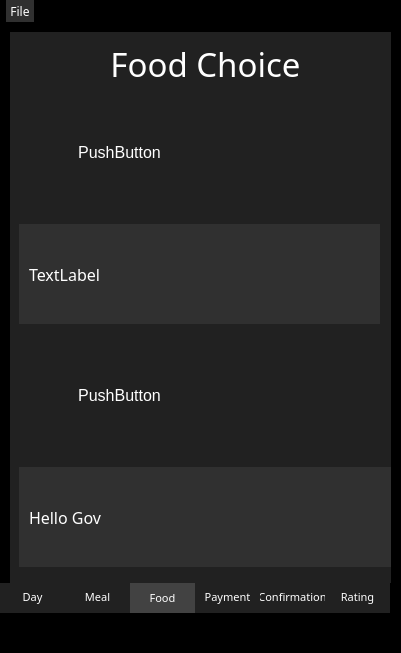
Above: Gwinner/mainwindow.ui from SPUKeenan/GwinnerEats before the change. Below: the same form after it.
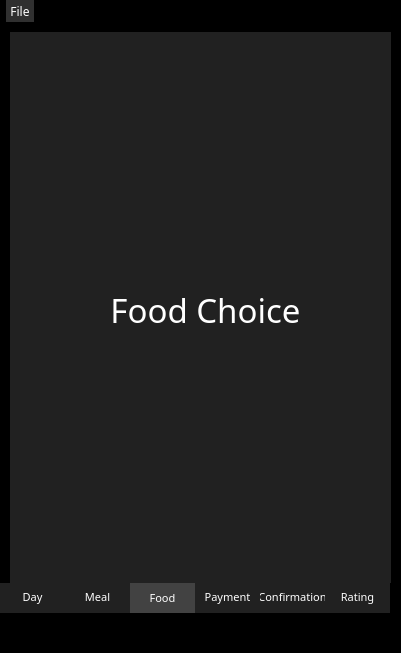
That is the form after the change. The open tabs and pages were chosen to show the change. Icons and pictures are not drawn.

Commit message:
Updated breakfast button
More work to be done with lunch and dinner buttons

Patch:
```diff
--- a/Gwinner/mainwindow.ui
+++ b/Gwinner/mainwindow.ui
@@ -703,7 +703,7 @@
          <x>0</x>
          <y>0</y>
          <width>391</width>
-         <height>1090</height>
+         <height>551</height>
         </rect>
        </property>
        <layout class="QVBoxLayout" name="verticalLayout">
@@ -729,284 +729,6 @@
           </property>
          </widget>
         </item>
-        <item>
-         <widget class="QPushButton" name="FoodImage1">
-          <property name="minimumSize">
-           <size>
-            <width>201</width>
-            <height>131</height>
-           </size>
-          </property>
-          <property name="maximumSize">
-           <size>
-            <width>201</width>
-            <height>131</height>
-           </size>
-          </property>
-          <property name="font">
-           <font>
-            <pointsize>12</pointsize>
-           </font>
-          </property>
-          <property name="text">
-           <string>PushButton</string>
-          </property>
-         </widget>
-        </item>
-        <item>
-         <widget class="QGroupBox" name="groupBox_3">
-          <property name="minimumSize">
-           <size>
-            <width>361</width>
-            <height>100</height>
-           </size>
-          </property>
-          <property name="maximumSize">
-           <size>
-            <width>361</width>
-            <height>100</height>
-           </size>
-          </property>
-          <property name="styleSheet">
-           <string notr="true">background-color: rgb(48, 48, 48);
-border:0;</string>
-          </property>
-          <property name="title">
-           <string/>
-          </property>
-          <widget class="QLabel" name="FoodLabel1">
-           <property name="geometry">
-            <rect>
-             <x>10</x>
-             <y>10</y>
-             <width>211</width>
-             <height>81</height>
-            </rect>
-           </property>
-           <property name="font">
-            <font>
-             <family>Nirmala UI Semilight</family>
-             <pointsize>12</pointsize>
-            </font>
-           </property>
-           <property name="text">
-            <string>TextLabel</string>
-           </property>
-          </widget>
-         </widget>
-        </item>
-        <item>
-         <widget class="QPushButton" name="FoodImage2">
-          <property name="minimumSize">
-           <size>
-            <width>201</width>
-            <height>131</height>
-           </size>
-          </property>
-          <property name="maximumSize">
-           <size>
-            <width>201</width>
-            <height>131</height>
-           </size>
-          </property>
-          <property name="font">
-           <font>
-            <pointsize>12</pointsize>
-           </font>
-          </property>
-          <property name="text">
-           <string>PushButton</string>
-          </property>
-         </widget>
-        </item>
-        <item>
-         <widget class="QGroupBox" name="groupBox_4">
-          <property name="minimumSize">
-           <size>
-            <width>161</width>
-            <height>100</height>
-           </size>
-          </property>
-          <property name="maximumSize">
-           <size>
-            <width>1000</width>
-            <height>1000</height>
-           </size>
-          </property>
-          <property name="styleSheet">
-           <string notr="true">border:0;
-background-color: rgb(48, 48, 48);</string>
-          </property>
-          <property name="title">
-           <string/>
-          </property>
-          <widget class="QLabel" name="FoodLabel2">
-           <property name="geometry">
-            <rect>
-             <x>10</x>
-             <y>10</y>
-             <width>211</width>
-             <height>81</height>
-            </rect>
-           </property>
-           <property name="minimumSize">
-            <size>
-             <width>211</width>
-             <height>81</height>
-            </size>
-           </property>
-           <property name="maximumSize">
-            <size>
-             <width>211</width>
-             <height>81</height>
-            </size>
-           </property>
-           <property name="font">
-            <font>
-             <family>Nirmala UI Semilight</family>
-             <pointsize>12</pointsize>
-            </font>
-           </property>
-           <property name="text">
-            <string>Hello Gov</string>
-           </property>
-          </widget>
-         </widget>
-        </item>
-        <item>
-         <widget class="QPushButton" name="FoodImage3">
-          <property name="minimumSize">
-           <size>
-            <width>201</width>
-            <height>131</height>
-           </size>
-          </property>
-          <property name="maximumSize">
-           <size>
-            <width>201</width>
-            <height>131</height>
-           </size>
-          </property>
-          <property name="text">
-           <string>PushButton</string>
-          </property>
-         </widget>
-        </item>
-        <item>
-         <widget class="QGroupBox" name="groupBox_5">
-          <property name="minimumSize">
-           <size>
-            <width>361</width>
-            <height>100</height>
-           </size>
-          </property>
-          <property name="maximumSize">
-           <size>
-            <width>361</width>
-            <height>100</height>
-           </size>
-          </property>
-          <property name="styleSheet">
-           <string notr="true">border:0;
-background-color: rgb(48, 48, 48);</string>
-          </property>
-          <property name="title">
-           <string/>
-          </property>
-          <widget class="QLabel" name="FoodLabel3">
-           <property name="geometry">
-            <rect>
-             <x>10</x>
-             <y>10</y>
-             <width>211</width>
-             <height>81</height>
-            </rect>
-           </property>
-           <property name="font">
-            <font>
-             <family>Nirmala UI Semilight</family>
-             <pointsize>12</pointsize>
-            </font>
-           </property>
-           <property name="text">
-            <string>TextLabel</string>
-           </property>
-          </widget>
-         </widget>
-        </item>
-        <item>
-         <widget class="QPushButton" name="FoodImage4">
-          <property name="minimumSize">
-           <size>
-            <width>201</width>
-            <height>131</height>
-           </size>
-          </property>
-          <property name="maximumSize">
-           <size>
-            <width>201</width>
-            <height>131</height>
-           </size>
-          </property>
-          <property name="text">
-           <string>PushButton</string>
-          </property>
-         </widget>
-        </item>
-        <item>
-         <widget class="QGroupBox" name="groupBox_6">
-          <property name="minimumSize">
-           <size>
-            <width>361</width>
-            <height>100</height>
-           </size>
-          </property>
-          <property name="maximumSize">
-           <size>
-            <width>361</width>
-            <height>100</height>
-           </size>
-          </property>
-          <property name="styleSheet">
-           <string notr="true">border:0;
-background-color: rgb(48, 48, 48);</string>
-          </property>
-          <property name="title">
-           <string/>
-          </property>
-          <widget class="QLabel" name="FoodLabel4">
-           <property name="geometry">
-            <rect>
-             <x>10</x>
-             <y>10</y>
-             <width>211</width>
-             <height>81</height>
-            </rect>
-           </property>
-           <property name="minimumSize">
-            <size>
-             <width>211</width>
-             <height>81</height>
-            </size>
-           </property>
-           <property name="maximumSize">
-            <size>
-             <width>211</width>
-             <height>16777215</height>
-            </size>
-           </property>
-           <property name="font">
-            <font>
-             <family>Nirmala UI Semilight</family>
-             <pointsize>12</pointsize>
-            </font>
-           </property>
-           <property name="text">
-            <string>TextLabel</string>
-           </property>
-          </widget>
-         </widget>
-        </item>
        </layout>
       </widget>
      </widget>
```
Left out of the diff: 76 changed lines with no effect on the pictures. The commit also changes 10 other files.
